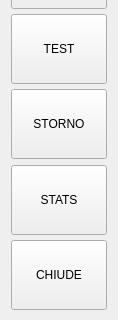
Old version of the form src/operazionidlg.ui in the repository mtonin/gestcassa; both pictures show x 0 to 118 and y 148 to 468 of the 118 by 468 pixel window.
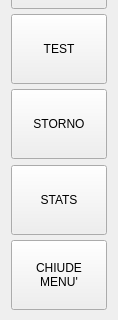
New version of the form. Icons and pictures are not drawn.

Commit message: - modificata gestione destinazioni di stampa

What changed in the file:
```diff
--- a/src/operazionidlg.ui
+++ b/src/operazionidlg.ui
@@ -243,7 +243,8 @@
       </size>
      </property>
      <property name="text">
-      <string>CHIUDE</string>
+      <string>CHIUDE
+MENU'</string>
      </property>
      <property name="icon">
       <iconset resource="risorse.qrc">
```
The commit also changes 1 other file.
